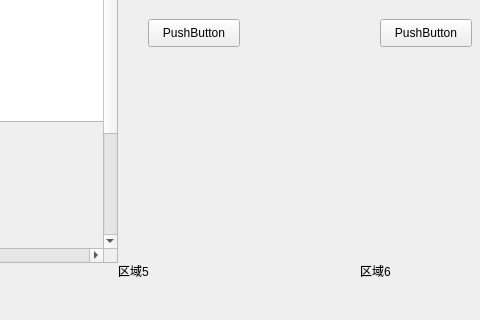
Above: home/MainWindowHome.ui from jingjing1989/YouYoQt before the change; both pictures show x 383 to 863 and y 145 to 465 of the 988 by 786 pixel window. Below: the same form after it.
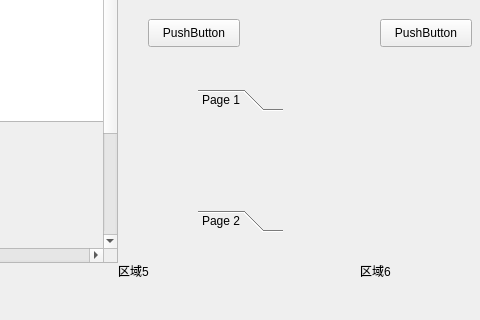
That is the form after the change. Custom widgets are drawn as their Qt base class.

```diff
--- a/home/MainWindowHome.ui
+++ b/home/MainWindowHome.ui
@@ -270,6 +270,45 @@
               <string>区域2</string>
              </property>
             </widget>
+            <widget class="QToolBox" name="toolBox">
+             <property name="geometry">
+              <rect>
+               <x>80</x>
+               <y>180</y>
+               <width>85</width>
+               <height>143</height>
+              </rect>
+             </property>
+             <property name="currentIndex">
+              <number>0</number>
+             </property>
+             <widget class="QWidget" name="page">
+              <property name="geometry">
+               <rect>
+                <x>0</x>
+                <y>0</y>
+                <width>85</width>
+                <height>85</height>
+               </rect>
+              </property>
+              <attribute name="label">
+               <string>Page 1</string>
+              </attribute>
+             </widget>
+             <widget class="QWidget" name="page_2">
+              <property name="geometry">
+               <rect>
+                <x>0</x>
+                <y>0</y>
+                <width>85</width>
+                <height>85</height>
+               </rect>
+              </property>
+              <attribute name="label">
+               <string>Page 2</string>
+              </attribute>
+             </widget>
+            </widget>
            </widget>
           </item>
           <item row="1" column="0">
```
